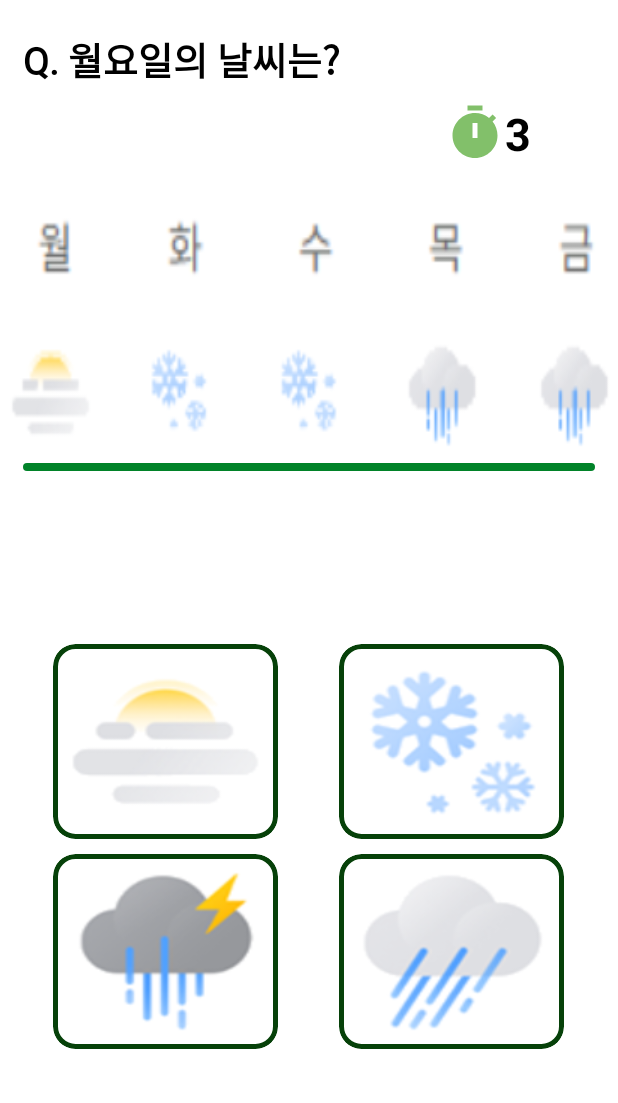
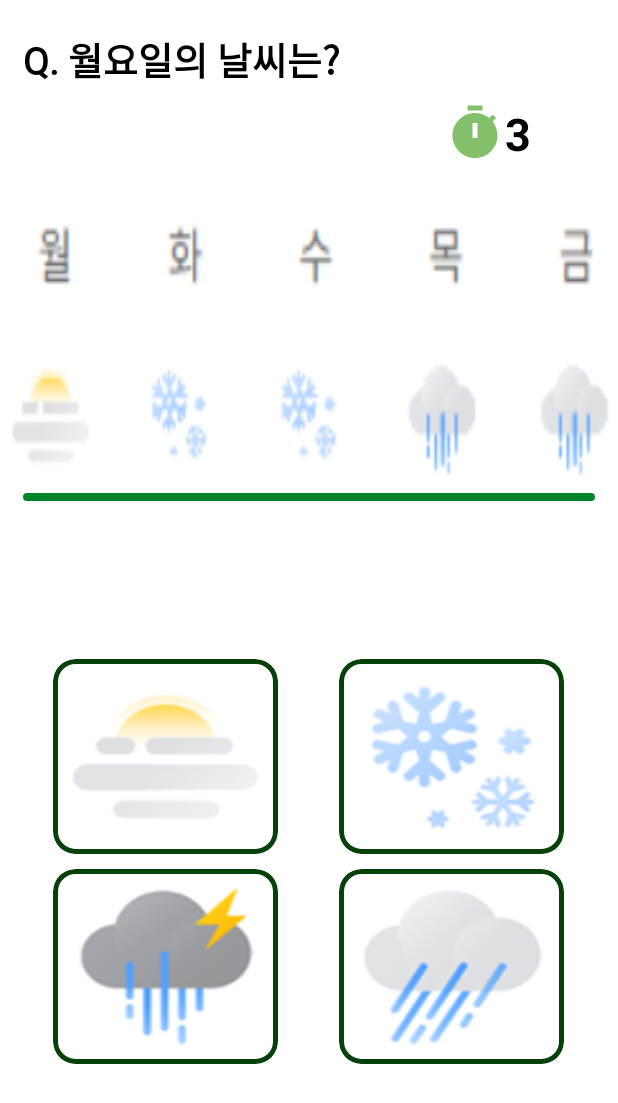
Before and after one commit to Team-SU-SeowonUniversity/BTM-xml-version, an Android app: the WeatherActivity screen opened directly, with no data from a screen before it, on a phone screen of 412 x 824 dp. Shown: the top 1103 px of the screen. Run offline under Robolectric (Android 15) with nearby library versions, the phone set to English and light mode, and no system bars.

Commit message:
refactor : 일기예보 퀴즈 이미지 height 변경

```diff
--- a/app/src/main/java/team/su/btmxmlversion/main/infirmMain/quiz/analysis/weather/WeatherActivity.kt
+++ b/app/src/main/java/team/su/btmxmlversion/main/infirmMain/quiz/analysis/weather/WeatherActivity.kt
@@ -15,6 +15,7 @@ class WeatherActivity: BaseActivity<ActivityMultipleChoiceQuizBinding>(ActivityM
         binding.question.text = weatherModel.question
         setTimer(5, binding.timerCount, binding.root.context)
         binding.questionImage.layoutParams.width = 900
+        binding.questionImage.layoutParams.height = 300
         binding.questionImage.setImageResource(weatherModel.questionImage)
         binding.answerRv.adapter =
             WeatherExampleRvAdapter(
```
